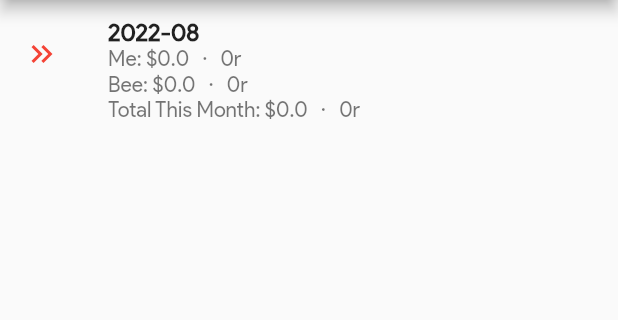
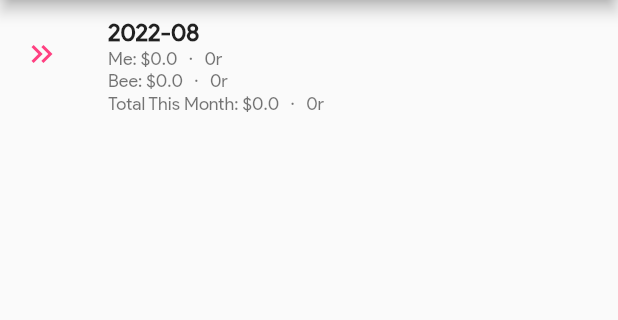
Before and after one commit to channdara/flutter_expanses, a Flutter app: the screen it shows after launch, after a tap on an icon or button, on a phone screen of 412 x 824 dp, the part 84-404 px from its top. Run offline on Flutter 3.47's test engine with Material 2 defaults, Android fonts, the light colour scheme and no system bars; our stand-ins replace cloud_firestore, firebase_core; accounts and stored records are empty.

Commit message:
[UPDATE]: update some code

```diff
--- a/lib/src/ui/screen/purchased_items_screen.dart
+++ b/lib/src/ui/screen/purchased_items_screen.dart
@@ -4,7 +4,7 @@ import 'package:flutter/material.dart';
 import '../../common/base/base_state.dart';
 import '../../common/extension/context_extension.dart';
 import '../../common/extension/timestamp_extension.dart';
-import '../widget/purchase_items/purchase_items_list_widget.dart';
+import '../widget/purchased_items/purchased_items_list_widget.dart';
 import 'add_item_screen.dart';
 
 class PurchasedItemsScreen extends StatefulWidget {
@@ -31,7 +31,7 @@ class _PurchasedItemsScreenState extends BaseState<PurchasedItemsScreen> {
         stream: firebaseService.itemQuerySnapshot(widget.docId),
         builder: (context, snapshot) {
           if (snapshot.data == null) return const SizedBox();
-          return PurchaseItemsListWidget(docs: snapshot.data!.docs);
+          return PurchasedItemsListWidget(docs: snapshot.data!.docs);
         },
       ),
     );
--- a/lib/src/ui/widget/daily_expenses/daily_expenses_list_item_widget.dart
+++ b/lib/src/ui/widget/daily_expenses/daily_expenses_list_item_widget.dart
@@ -18,7 +18,8 @@ class DailyExpensesListItemWidget extends StatelessWidget {
     return ListTile(
       leading: Icon(
         Icons.circle,
-        color: item.date.isToday ? Colors.green : Colors.red,
+        size: 20.0,
+        color: item.date.isToday ? Colors.green : Colors.pinkAccent,
       ),
       title: Text(
         item.date.toYearMonthDay(),
@@ -28,11 +29,9 @@ class DailyExpensesListItemWidget extends StatelessWidget {
         item.getTotalDailyExpenses,
         style: const TextStyle(fontSize: 12.0),
       ),
-      trailing: const Icon(
-        Icons.keyboard_arrow_right,
-        color: Colors.red,
-      ),
-      onTap: () => context.push(PurchasedItemsScreen(docId: item.date.getDay())),
+      trailing: const Icon(Icons.keyboard_arrow_right),
+      onTap: () =>
+          context.push(PurchasedItemsScreen(docId: item.date.getDay())),
     );
   }
 }
--- a/lib/src/ui/widget/elevated_button_widget.dart
+++ b/lib/src/ui/widget/elevated_button_widget.dart
@@ -6,11 +6,11 @@ class ElevatedButtonWidget extends StatelessWidget {
   const ElevatedButtonWidget({
     super.key,
     required this.onPressed,
-    this.label,
+    required this.label,
     this.margin,
   });
 
-  final String? label;
+  final String label;
   final VoidCallback? onPressed;
   final EdgeInsetsGeometry? margin;
 
@@ -29,7 +29,7 @@ class ElevatedButtonWidget extends StatelessWidget {
           ),
         ),
         onPressed: onPressed,
-        child: Text(label ?? ''),
+        child: Text(label),
       ),
     );
   }
--- a/lib/src/ui/widget/monthly_expenses/monthly_expenses_list_item_widget.dart
+++ b/lib/src/ui/widget/monthly_expenses/monthly_expenses_list_item_widget.dart
@@ -1,5 +1,6 @@
 import 'package:flutter/material.dart';
 
+import '../../../common/extension/double_extension.dart';
 import '../../../common/extension/timestamp_extension.dart';
 import '../../../model/month_model.dart';
 
@@ -16,7 +17,7 @@ class MonthlyExpensesListItemWidget extends StatelessWidget {
     return ListTile(
       leading: const Icon(
         Icons.keyboard_double_arrow_right,
-        color: Colors.red,
+        color: Colors.pinkAccent,
       ),
       title: Text(
         item.date.toYearMonth(),
@@ -26,9 +27,18 @@ class MonthlyExpensesListItemWidget extends StatelessWidget {
         crossAxisAlignment: CrossAxisAlignment.start,
         mainAxisSize: MainAxisSize.min,
         children: [
-          Text(item.getMyExpenses),
-          Text(item.getBeeExpenses),
-          Text(item.getTotalMonthlyExpenses),
+          Text(
+            item.getMyExpenses,
+            style: const TextStyle(fontSize: 12.0),
+          ),
+          Text(
+            item.getBeeExpenses,
+            style: const TextStyle(fontSize: 12.0),
+          ),
+          Text(
+            item.getTotalMonthlyExpenses,
+            style: const TextStyle(fontSize: 12.0),
+          ),
         ],
       ),
     );
--- a/lib/src/ui/widget/purchase_items/purchase_items_list_item_widget.dart
+++ b/lib/src/ui/widget/purchased_items/purchased_items_list_item_widget.dart
@@ -5,8 +5,8 @@ import '../../../common/extension/timestamp_extension.dart';
 import '../../../model/item_model.dart';
 import '../../screen/add_item_screen.dart';
 
-class PurchaseItemListItemWidget extends StatelessWidget {
-  const PurchaseItemListItemWidget({
+class PurchasedItemListItemWidget extends StatelessWidget {
+  const PurchasedItemListItemWidget({
     super.key,
     required this.item,
   });
```
Also changed, not shown: lib/src/ui/widget/base_scaffold.dart (+1 -7 lines), lib/src/ui/widget/purchased_items/purchased_items_list_widget.dart (renamed from lib/src/ui/widget/purchase_items/purchase_items_list_widget.dart, +4 -4 lines), 1 other file.
